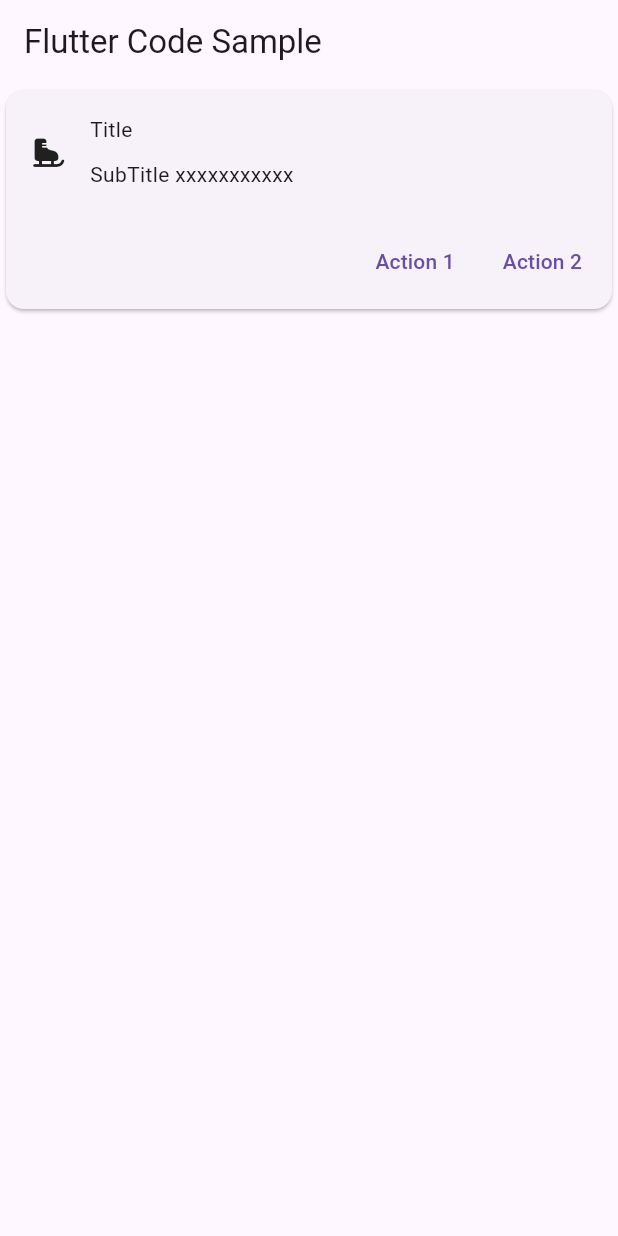
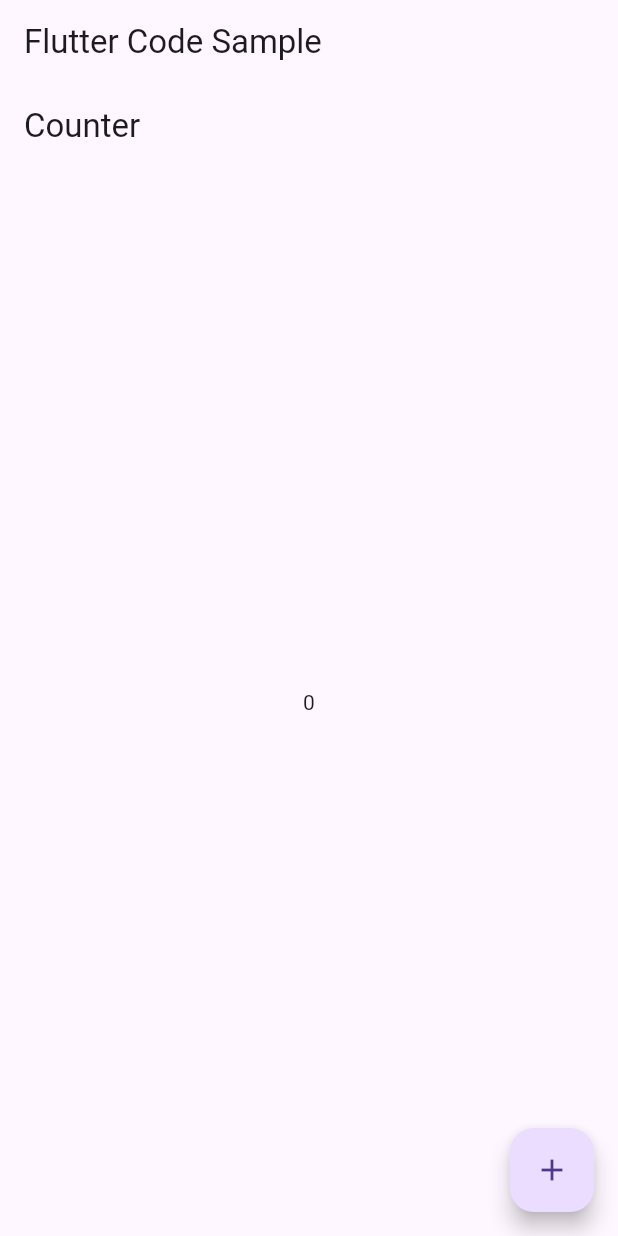
Before and after one commit to Latrevion/flutter_six_class, a Flutter app: the screen it shows after launch, on a phone screen of 412 x 824 dp. Run offline on Flutter 3.47's test engine with Material 3 defaults, Android fonts, the phone set to English and light mode, and no system bars.

Commit message:
3.6.2statefulwidget

```diff
--- a/lib/main.dart
+++ b/lib/main.dart
@@ -651,51 +651,85 @@ class MyApp extends StatelessWidget {
   // }
 
   // 3.6.1statelesswidget
+  // Widget getBody(){
+  //   return const MyCard(
+  //     title: 'Title',
+  //     subtitle: 'SubTitle xxxxxxxxxxx',
+  //     icon: Icons.ice_skating_rounded,
+  //   );
+  // }
+
   Widget getBody(){
-    return const MyCard(
-      title: 'Title',
-      subtitle: 'SubTitle xxxxxxxxxxx',
-      icon: Icons.ice_skating_rounded,
-    );
+    return  Counter();
   }
 }
 
-class MyCard extends StatelessWidget {
-  final String title;
-  final String subtitle;
-  final IconData icon;
+// class MyCard extends StatelessWidget {
+//   final String title;
+//   final String subtitle;
+//   final IconData icon;
+//
+//   const MyCard(
+//       {Key? key,
+//       required this.title,
+//       required this.subtitle,
+//       required this.icon})
+//       : super(key: key);
+//
+//   @override
+//   Widget build(BuildContext context) {
+//     return  Card(
+//       child: Column(
+//         mainAxisSize: MainAxisSize.min,
+//         children: [
+//           Padding(padding: EdgeInsets.all(16),
+//           child: Row(children: [Icon(icon),const SizedBox(width: 16.0,),
+//           Column(crossAxisAlignment: CrossAxisAlignment.start,children:[
+//             Text(title),
+//             const SizedBox(height: 10,),
+//             Text(subtitle),
+//
+//           ])
+//           ],),
+//           ),
+//         ButtonBar(
+//           children: [
+//             TextButton(onPressed: (){}, child: const Text('Action 1')),
+//             TextButton(onPressed: (){}, child: const Text('Action 2'))
+//           ],
+//         )
+//         ],
+//       ),
+//     );
+//   }
+//
+//
+// }
 
-  const MyCard(
-      {Key? key,
-      required this.title,
-      required this.subtitle,
-      required this.icon})
-      : super(key: key);
+  //3.6.2statefulwidget
+
+class Counter extends StatefulWidget{
+  @override
+  _CounterState createState() => _CounterState();
+}
+
+class _CounterState extends State<Counter>{
+  int _counter =0;
+
+  void _incrementCounter(){
+    setState((){
+    _counter++;
+    });
+  }
 
   @override
-  Widget build(BuildContext context) {
-    return  Card(
-      child: Column(
-        mainAxisSize: MainAxisSize.min,
-        children: [
-          Padding(padding: EdgeInsets.all(16),
-          child: Row(children: [Icon(icon),const SizedBox(width: 16.0,),
-          Column(crossAxisAlignment: CrossAxisAlignment.start,children:[
-            Text(title),
-            const SizedBox(height: 10,),
-            Text(subtitle),
+  Widget build(BuildContext context){
+    return Scaffold(
+      appBar: AppBar(title: Text('Counter')),
+      body: Center(
+        child: Text('$_counter')
+      ),
+      floatingActionButton: FloatingActionButton(onPressed: _incrementCounter, child: Icon(Icons.add)),
+    );
 
-          ])
-          ],),
-          ),
-        ButtonBar(
-          children: [
-            TextButton(onPressed: (){}, child: const Text('Action 1')),
-            TextButton(onPressed: (){}, child: const Text('Action 2'))
-          ],
-        )
-        ],
-      ),
-    );
-  }
-}
+}}
```
